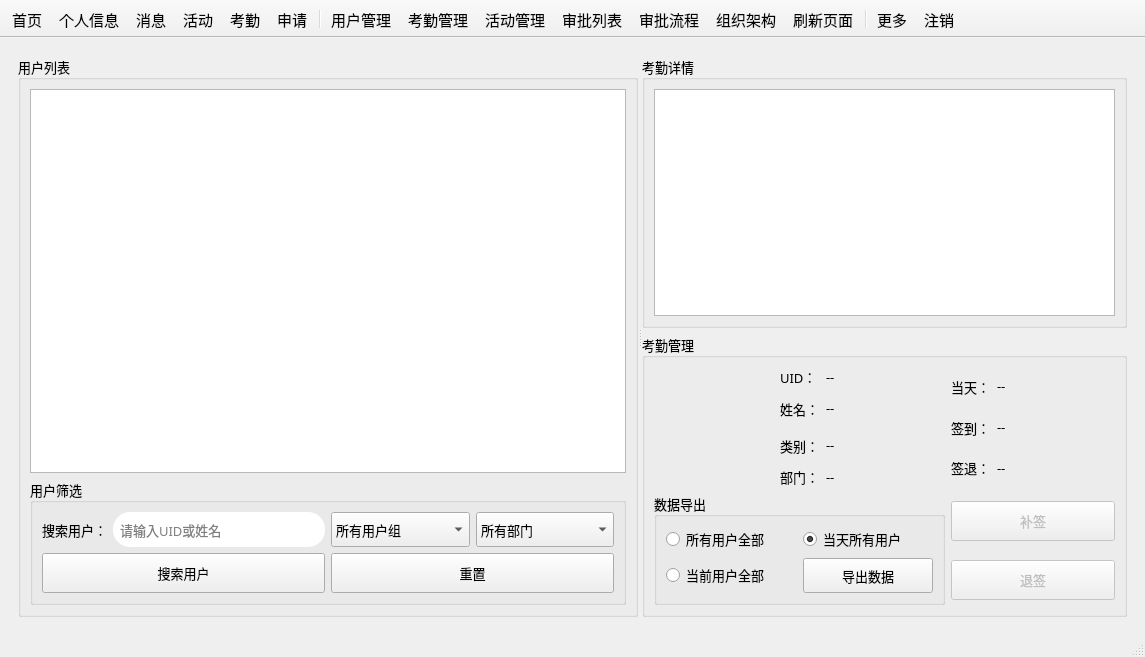
The window that mainwindow.ui (csthenry/weplanet-desktop) describes before a commit, drawn with Qt 5.
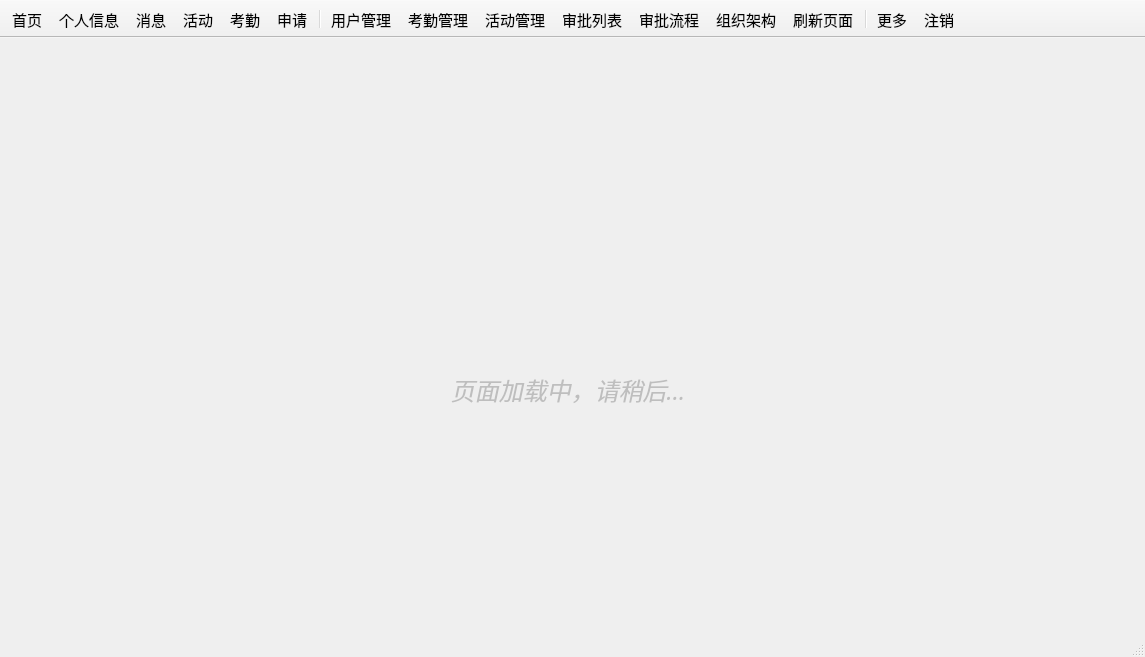
The same window after the commit. The open tabs and pages were chosen to show the change. Icons and pictures are not drawn. Custom widgets are drawn as their Qt base class.

Commit message: 🎉新增页面加载动画，过渡更自然。完成部分活动管理页面多线程重构，修复其余页面Sql查询问题。

The edit to the form file:
```diff
--- a/mainwindow.ui
+++ b/mainwindow.ui
@@ -23,6 +23,9 @@
    <layout class="QGridLayout" name="gridLayout">
     <item row="0" column="0">
      <widget class="QStackedWidget" name="stackedWidget">
+      <property name="enabled">
+       <bool>true</bool>
+      </property>
       <property name="font">
        <font>
         <family>微软雅黑</family>
@@ -3972,6 +3975,147 @@
         </item>
        </layout>
       </widget>
+      <widget class="QWidget" name="page">
+       <layout class="QGridLayout" name="gridLayout_68">
+        <item row="0" column="1">
+         <spacer name="verticalSpacer_4">
+          <property name="orientation">
+           <enum>Qt::Vertical</enum>
+          </property>
+          <property name="sizeHint" stdset="0">
+           <size>
+            <width>20</width>
+            <height>141</height>
+           </size>
+          </property>
+         </spacer>
+        </item>
+        <item row="1" column="0">
+         <spacer name="horizontalSpacer_6">
+          <property name="orientation">
+           <enum>Qt::Horizontal</enum>
+          </property>
+          <property name="sizeHint" stdset="0">
+           <size>
+            <width>359</width>
+            <height>20</height>
+           </size>
+          </property>
+         </spacer>
+        </item>
+        <item row="1" column="1">
+         <layout class="QGridLayout" name="gridLayout_67">
+          <item row="0" column="0">
+           <spacer name="horizontalSpacer_4">
+            <property name="orientation">
+             <enum>Qt::Horizontal</enum>
+            </property>
+            <property name="sizeHint" stdset="0">
+             <size>
+              <width>40</width>
+              <height>20</height>
+             </size>
+            </property>
+           </spacer>
+          </item>
+          <item row="0" column="1">
+           <widget class="QLabel" name="label_loading">
+            <property name="enabled">
+             <bool>false</bool>
+            </property>
+            <property name="minimumSize">
+             <size>
+              <width>100</width>
+              <height>100</height>
+             </size>
+            </property>
+            <property name="maximumSize">
+             <size>
+              <width>100</width>
+              <height>100</height>
+             </size>
+            </property>
+            <property name="text">
+             <string/>
+            </property>
+            <property name="scaledContents">
+             <bool>true</bool>
+            </property>
+           </widget>
+          </item>
+          <item row="0" column="2">
+           <spacer name="horizontalSpacer_5">
+            <property name="orientation">
+             <enum>Qt::Horizontal</enum>
+            </property>
+            <property name="sizeHint" stdset="0">
+             <size>
+              <width>40</width>
+              <height>20</height>
+             </size>
+            </property>
+           </spacer>
+          </item>
+          <item row="1" column="0" colspan="3">
+           <widget class="QLabel" name="label_61">
+            <property name="enabled">
+             <bool>false</bool>
+            </property>
+            <property name="minimumSize">
+             <size>
+              <width>360</width>
+              <height>110</height>
+             </size>
+            </property>
+            <property name="maximumSize">
+             <size>
+              <width>360</width>
+              <height>110</height>
+             </size>
+            </property>
+            <property name="font">
+             <font>
+              <pointsize>20</pointsize>
+             </font>
+            </property>
+            <property name="text">
+             <string>&lt;html&gt;&lt;head/&gt;&lt;body&gt;&lt;p&gt;&lt;span style=&quot; font-size:18pt; font-style:italic;&quot;&gt;页面加载中，请稍后...&lt;/span&gt;&lt;/p&gt;&lt;/body&gt;&lt;/html&gt;</string>
+            </property>
+            <property name="alignment">
+             <set>Qt::AlignCenter</set>
+            </property>
+           </widget>
+          </item>
+         </layout>
+        </item>
+        <item row="1" column="2">
+         <spacer name="horizontalSpacer_7">
+          <property name="orientation">
+           <enum>Qt::Horizontal</enum>
+          </property>
+          <property name="sizeHint" stdset="0">
+           <size>
+            <width>359</width>
+            <height>20</height>
+           </size>
+          </property>
+         </spacer>
+        </item>
+        <item row="2" column="1">
+         <spacer name="verticalSpacer_5">
+          <property name="orientation">
+           <enum>Qt::Vertical</enum>
+          </property>
+          <property name="sizeHint" stdset="0">
+           <size>
+            <width>20</width>
+            <height>140</height>
+           </size>
+          </property>
+         </spacer>
+        </item>
+       </layout>
+      </widget>
      </widget>
     </item>
    </layout>
```
Left out of the diff: 10 changed lines with no effect on the pictures. The commit also changes 15 other files.
